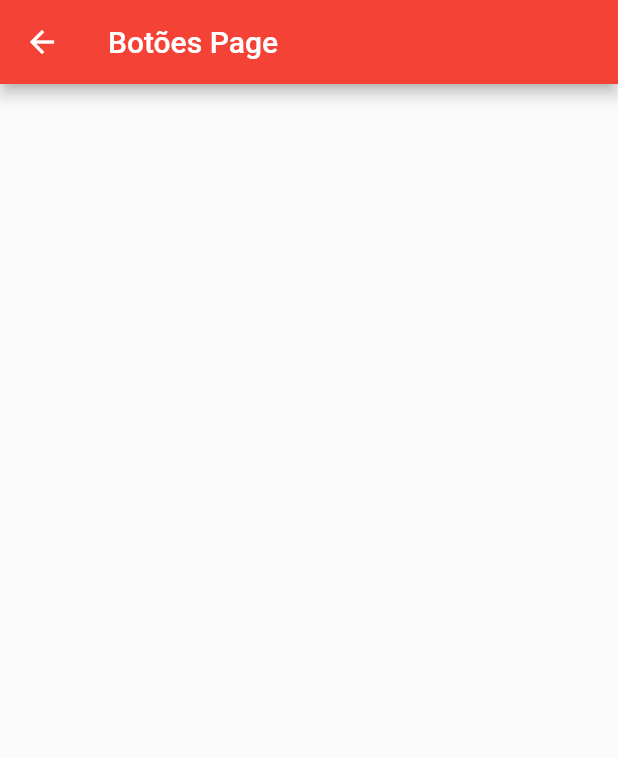
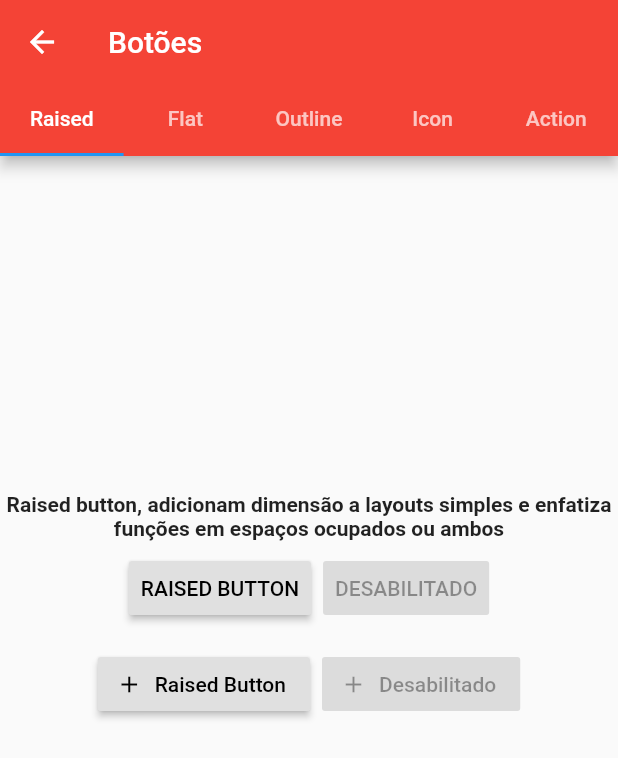
Before and after one commit to arthurabreu00/FlutterDevApp, a Flutter app: the BottonsPage screen opened directly, on a phone screen of 412 x 824 dp. Shown: the top 758 px of the screen. Run offline on Flutter 3.47's test engine with Material 2 defaults, Android fonts, the phone set to English and light mode, and no system bars; network calls fail.

Commit message:
Raised Button

```diff
--- a/myapp/lib/bottons_page.dart
+++ b/myapp/lib/bottons_page.dart
@@ -1,18 +1,94 @@
 import 'package:flutter/material.dart';
 
-class BottonsPage extends StatefulWidget{
+class BottonsPage extends StatefulWidget {
   @override
   _BottonsPageStart createState() => new _BottonsPageStart();
 }
 
-class _BottonsPageStart extends State<BottonsPage>{
+class _BottonsPageStart extends State<BottonsPage> {
+  ShapeBorder _buttonShape;
+
   @override
   Widget build(BuildContext context) {
+    final ButtonThemeData buttonTheme =
+        ButtonTheme.of(context).copyWith(shape: _buttonShape);
     return new Scaffold(
-      appBar: new AppBar(
-        title: new Text('Botões Page'),
-        backgroundColor: Colors.red,
+      body: new DefaultTabController(
+        length: 5,
+        child: new Scaffold(
+          appBar: new AppBar(
+            bottom: TabBar(
+              tabs: <Widget>[
+                const Tab(text: 'Raised'),
+                const Tab(text: 'Flat'),
+                const Tab(text: 'Outline'),
+                const Tab(text: 'Icon'),
+                const Tab(text: 'Action')
+              ],
+            ),
+            title: new Text('Botões'),
+            backgroundColor: Colors.red,
+          ),
+          body: new TabBarView(
+            children: <Widget>[
+              ButtonTheme.fromButtonThemeData(
+                data: buttonTheme,
+                child: buildRaisedButtom(
+                    'Raised button, adicionam dimensão a layouts simples e enfatiza funções em espaços ocupados ou ambos'),
+              ),
+              const Text('Flat'),
+              const Text('Outline'),
+              const Text('Icon'),
+              const Text('Action')
+            ],
+          ),
+        ),
       ),
     );
   }
 }
+
+Widget buildRaisedButtom(title) {
+  return new Align(
+    alignment: const Alignment(0.0, -0.2),
+    child: new Column(
+      mainAxisSize: MainAxisSize.min,
+      children: <Widget>[
+        new Text(
+          title,
+          textAlign: TextAlign.center,
+          style: new TextStyle(fontWeight: FontWeight.bold),
+        ),
+        new ButtonBar(
+          mainAxisSize: MainAxisSize.min,
+          children: <Widget>[
+            new RaisedButton(
+              child: const Text('RAISED BUTTON'),
+              onPressed: () {},
+            ),
+            const RaisedButton(
+                child: const Text('DESABILITADO'), onPressed: null)
+          ],
+        ),
+        new ButtonBar(mainAxisSize: MainAxisSize.min, children: <Widget>[
+          new RaisedButton.icon(
+            icon: const Icon(
+              Icons.add,
+              size: 18.0,
+            ),
+            label: const Text('Raised Button'),
+            onPressed: () {},
+          ),
+                    new RaisedButton.icon(
+            icon: const Icon(
+              Icons.add,
+              size: 18.0,
+            ),
+            label: const Text('Desabilitado'),
+            onPressed: null,
+          )
+        ])
+      ],
+    ),
+  );
+}
```
Also changed, not shown: myapp/lib/cards_page.dart (added, +18 -0 lines), myapp/lib/home_page.dart (+29 -2 lines), myapp/lib/list_page.dart (added, +18 -0 lines), project_flutter/lib/main.dart (deleted, +0 -111 lines), project_flutter/pubspec.yaml (deleted, +0 -68 lines), 53 other files.
